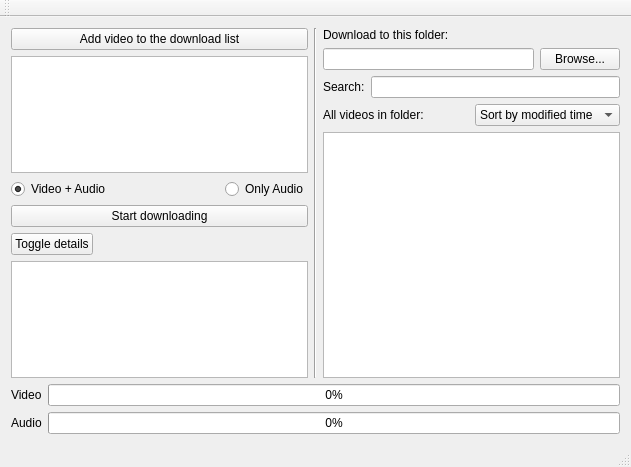
Above: mainwindow.ui from doublejim/QYoutubeDownloader before the change. Below: the same form after it.
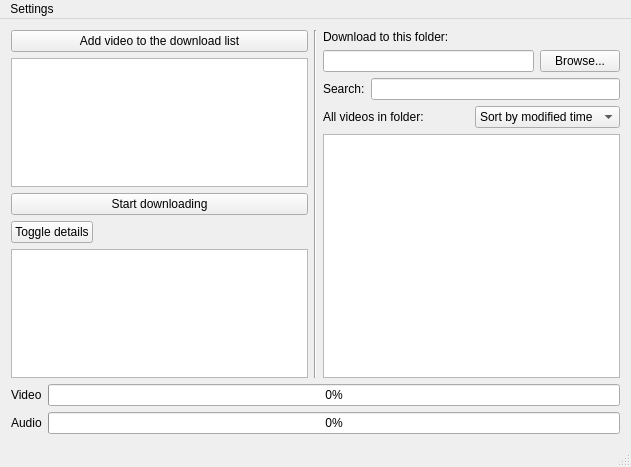
That is the form after the change.

The edit to the form file:
```diff
--- a/mainwindow.ui
+++ b/mainwindow.ui
@@ -29,33 +29,6 @@
         <item>
          <widget class="QListWidget" name="listVideoQueue"/>
         </item>
-        <item>
-         <layout class="QHBoxLayout" name="horizontalLayout_4" stretch="1,0">
-          <property name="spacing">
-           <number>1</number>
-          </property>
-          <item>
-           <widget class="QRadioButton" name="radioAudioVideo">
-            <property name="text">
-             <string>Video + Audio</string>
-            </property>
-            <property name="checked">
-             <bool>true</bool>
-            </property>
-           </widget>
-          </item>
-          <item>
-           <widget class="QRadioButton" name="radioAudioOnly">
-            <property name="layoutDirection">
-             <enum>Qt::LeftToRight</enum>
-            </property>
-            <property name="text">
-             <string>Only Audio</string>
-            </property>
-           </widget>
-          </item>
-         </layout>
-        </item>
         <item>
          <widget class="QPushButton" name="btnStartDownload">
           <property name="text">
@@ -229,14 +202,17 @@
      <height>21</height>
     </rect>
    </property>
-  </widget>
-  <widget class="QToolBar" name="mainToolBar">
-   <attribute name="toolBarArea">
-    <enum>TopToolBarArea</enum>
-   </attribute>
-   <attribute name="toolBarBreak">
-    <bool>false</bool>
-   </attribute>
+   <property name="defaultUp">
+    <bool>true</bool>
+   </property>
+   <widget class="QMenu" name="menuSettings">
+    <property name="title">
+     <string>Settings</string>
+    </property>
+    <addaction name="separator"/>
+    <addaction name="actionSettings_Menu"/>
+   </widget>
+   <addaction name="menuSettings"/>
   </widget>
   <widget class="QStatusBar" name="statusBar"/>
  </widget>
```
Left out of the diff: 8 changed lines with no effect on the pictures.
